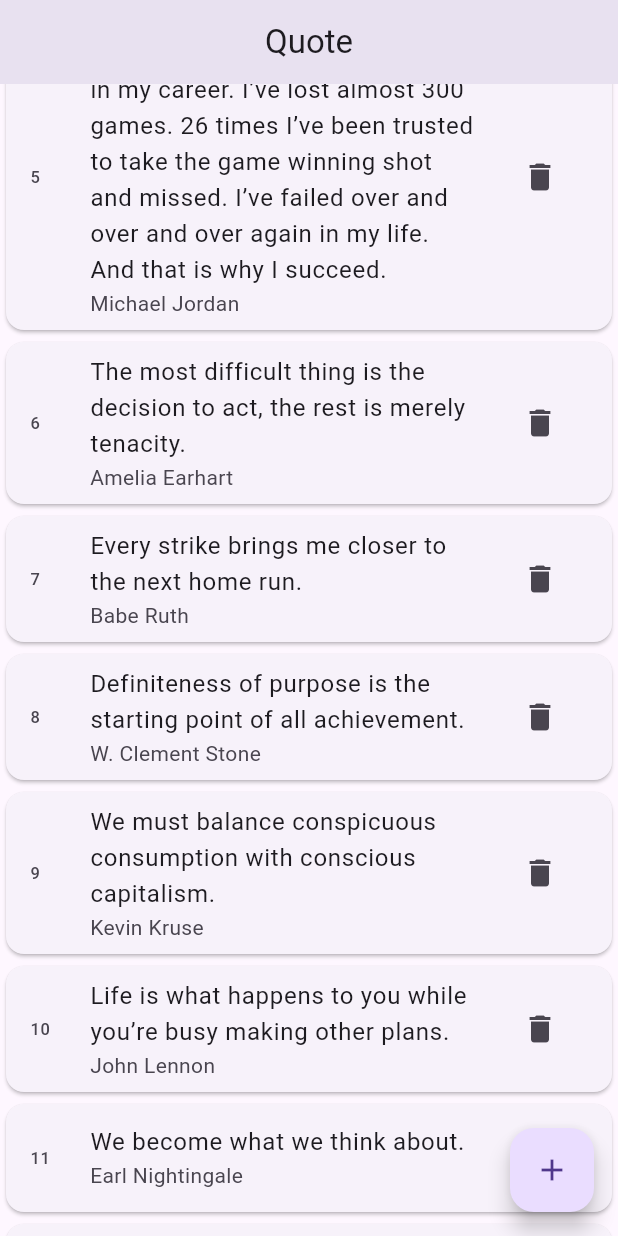
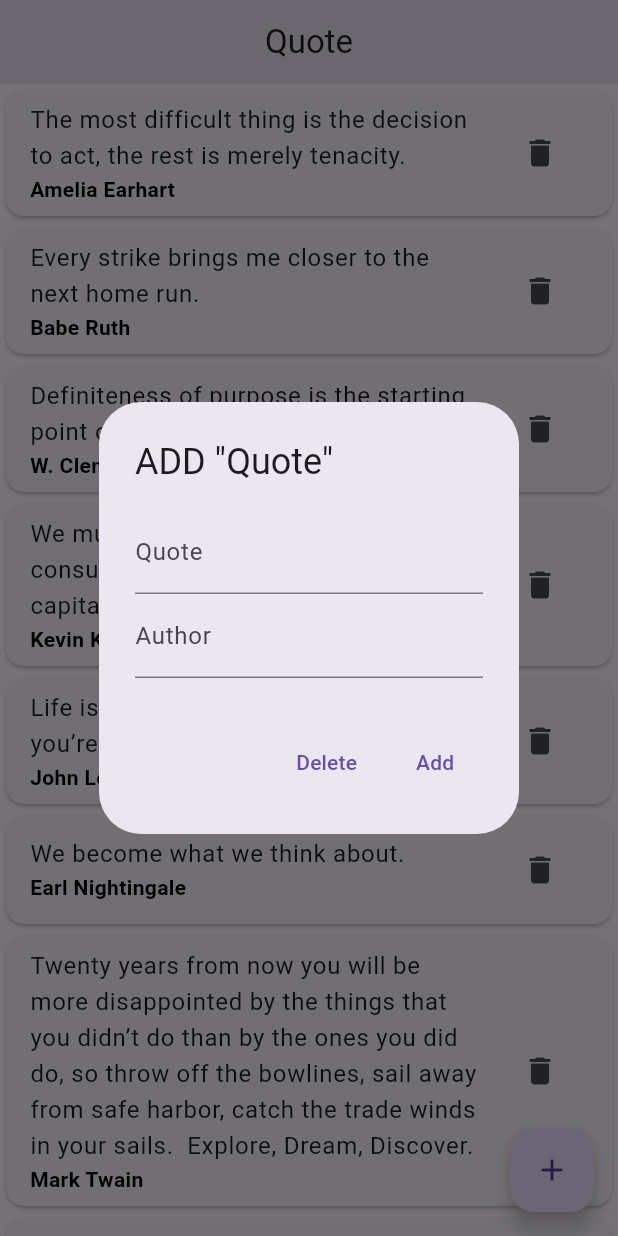
Before and after one commit to harshdusane2103/Adv_Flutter_Ch_First, a Flutter app: the screen it shows after launch, scrolled down 576 dp, after a tap on the "delete" icon, after a tap on the "add" icon, on a phone screen of 412 x 824 dp. Run offline on Flutter 3.47's test engine with Material 3 defaults, Android fonts, the phone set to English and light mode, and no system bars.

Commit message:
11/7/2024

```diff
--- a/lib/Screen/quote_1.5/Modal/modal.dart
+++ b/lib/Screen/quote_1.5/Modal/modal.dart
@@ -1,10 +1,18 @@
 import 'package:flutter/material.dart';
+
 class controllerModal {
-  TextEditingController? quote;
-  TextEditingController? Athour;
+  String? quote;
+  String? author;
 
+  controllerModal({
+    this.quote,
+    this.author,
+  });
 
-  controllerModal({this.quote, this.Athour, });
+  factory controllerModal.from(Map m1) {
+    return controllerModal(quote: m1['quote'], author: m1['author']);
+  }
 }
-TextEditingController  txtquote = TextEditingController();
+
+TextEditingController txtquote = TextEditingController();
 TextEditingController txtAthour = TextEditingController();
--- a/lib/Screen/quote_1.5/provider/homeprovider.dart
+++ b/lib/Screen/quote_1.5/provider/homeprovider.dart
@@ -208,15 +208,26 @@ class  QuoteProvider extends ChangeNotifier
     {
       "quote":"If you can dream it, you can achieve it.","author":"Zig Ziglar"}
   ];
-  void addData(int index)
+  List<controllerModal> QuotefinalList=[];
+  QuoteProvider()
   {
-    QuoteData.add({'Quote':txtquote,'Athour':txtAthour});
+    StoreData();
+  }
+  void addData(controllerModal  addData)
+  {
+    QuotefinalList.insert(0,addData);
     notifyListeners();
   }
   void removeData(int index)
   {
-    QuoteData.removeAt(index);
+    QuotefinalList.removeAt(index);
+    notifyListeners();
+  }
+  void StoreData()
+  {
+    QuotefinalList=QuoteData.map((e) => controllerModal.from(e),).toList();
     notifyListeners();
   }
 
+
 }
--- a/lib/Screen/quote_1.5/view/home.dart
+++ b/lib/Screen/quote_1.5/view/home.dart
@@ -1,33 +1,84 @@
+import 'package:adv_fullter_ch1/Screen/quote_1.5/Modal/modal.dart';
 import 'package:adv_fullter_ch1/Screen/quote_1.5/provider/homeprovider.dart';
 import 'package:flutter/material.dart';
 import 'package:provider/provider.dart';
+
 class QuoteHomePage extends StatelessWidget {
   const QuoteHomePage({super.key});
 
   @override
   Widget build(BuildContext context) {
-    QuoteProvider quoteProvidertrue=Provider.of(context,listen: true);
-    QuoteProvider quoteProviderfalse=Provider.of(context,listen: false);
+    QuoteProvider quoteProvidertrue = Provider.of<QuoteProvider>(context, listen: true);
+    QuoteProvider quoteProviderfalse = Provider.of<QuoteProvider>(context, listen: false);
     return Scaffold(
       appBar: AppBar(
         centerTitle: true,
         title: Text("Quote"),
       ),
       body: ListView.builder(
-        itemCount: quoteProvidertrue.QuoteData.length,
-        itemBuilder: (context, index) => Card(child: ListTile(
-         leading: Text(index.toString()),
-        title: Text(quoteProvidertrue.QuoteData[index]['quote']),
-        subtitle: Text(quoteProvidertrue.QuoteData[index]['author']),
-        trailing: IconButton(onPressed: () {
-          quoteProviderfalse.removeData(index);
-
-        },icon: Icon(Icons.delete),),
-
-      ),),),
+        itemCount: quoteProvidertrue.QuotefinalList.length,
+        itemBuilder: (context, index) => Card(
+          child: ListTile(
+            // leading: Text(index.toString()),
+            title: Text(quoteProvidertrue.QuotefinalList[index].quote!),
+            subtitle: Text(
+              quoteProvidertrue.QuotefinalList[index].author!,
+              style:
+                  TextStyle(color: Colors.black, fontWeight: FontWeight.bold),
+            ),
+            trailing: IconButton(
+              onPressed: () {
+                quoteProviderfalse.removeData(index);
+              },
+              icon: Icon(Icons.delete),
+            ),
+          ),
+        ),
+      ),
       floatingActionButton: FloatingActionButton(
         onPressed: () {
-
+          TextEditingController txtquote = TextEditingController();
+          TextEditingController txtauthor = TextEditingController();
+          showDialog(
+            context: context,
+            builder: (context) => AlertDialog(
+              title: Text('ADD "Quote"'),
+              content: Container(
+                height: 120,
+                child: SingleChildScrollView(
+                  child: Column(
+                    children: [
+                      TextField(
+                        controller: txtquote,
+                        decoration: InputDecoration(label: Text('Quote')),
+                      ),
+                      TextField(
+                        controller: txtauthor,
+                        decoration: InputDecoration(label: Text('Author')),
+                      ),
+                    ],
+                  ),
+                ),
+              ),
+              actions: [
+                TextButton(
+                    onPressed: () {
+                      Navigator.pop(context);
+                    },
+                    child: Text('Delete')),
+                TextButton(
+                    onPressed: () {
+                      controllerModal model = controllerModal(
+                        quote: txtquote.text,
+                        author: txtauthor.text,
+                      );
+                      quoteProviderfalse.addData(model);
+                      Navigator.pop(context);
+                    },
+                    child: Text('Add')),
+              ],
+            ),
+          );
         },
         child: Icon(Icons.add),
       ),
```
Also changed, not shown: dialogimg.png (added), harsh.png (added).
